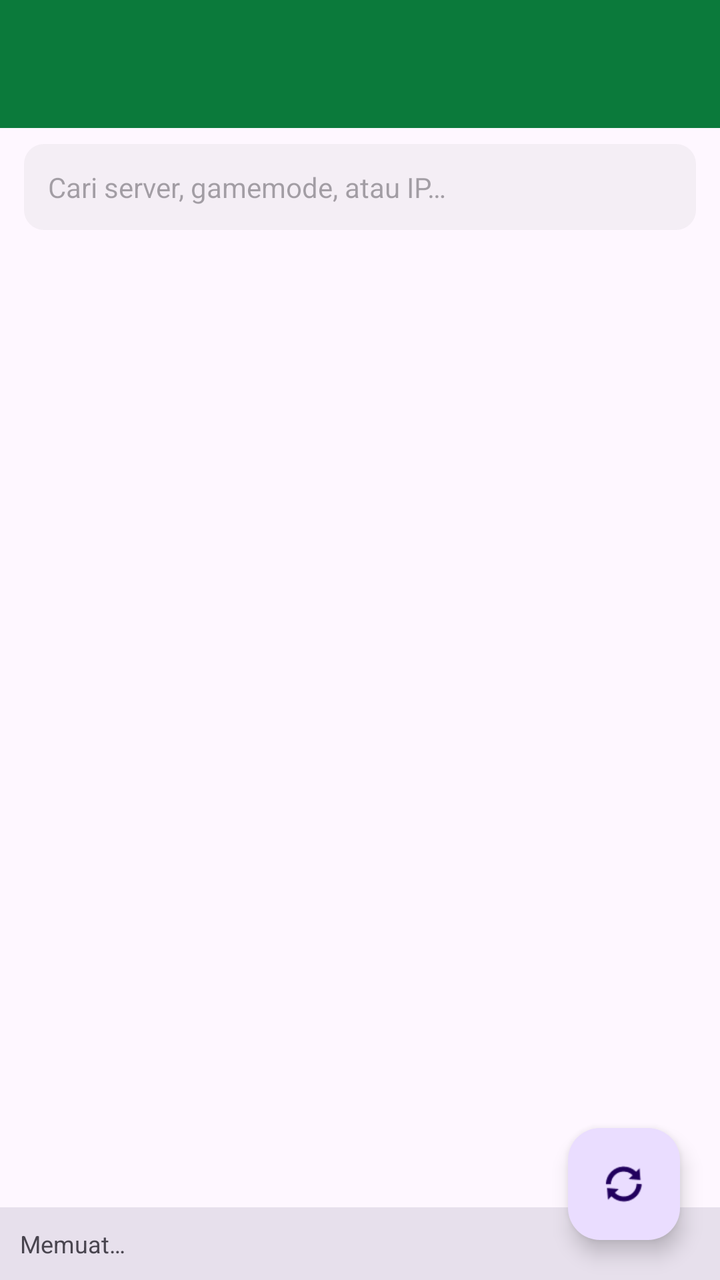
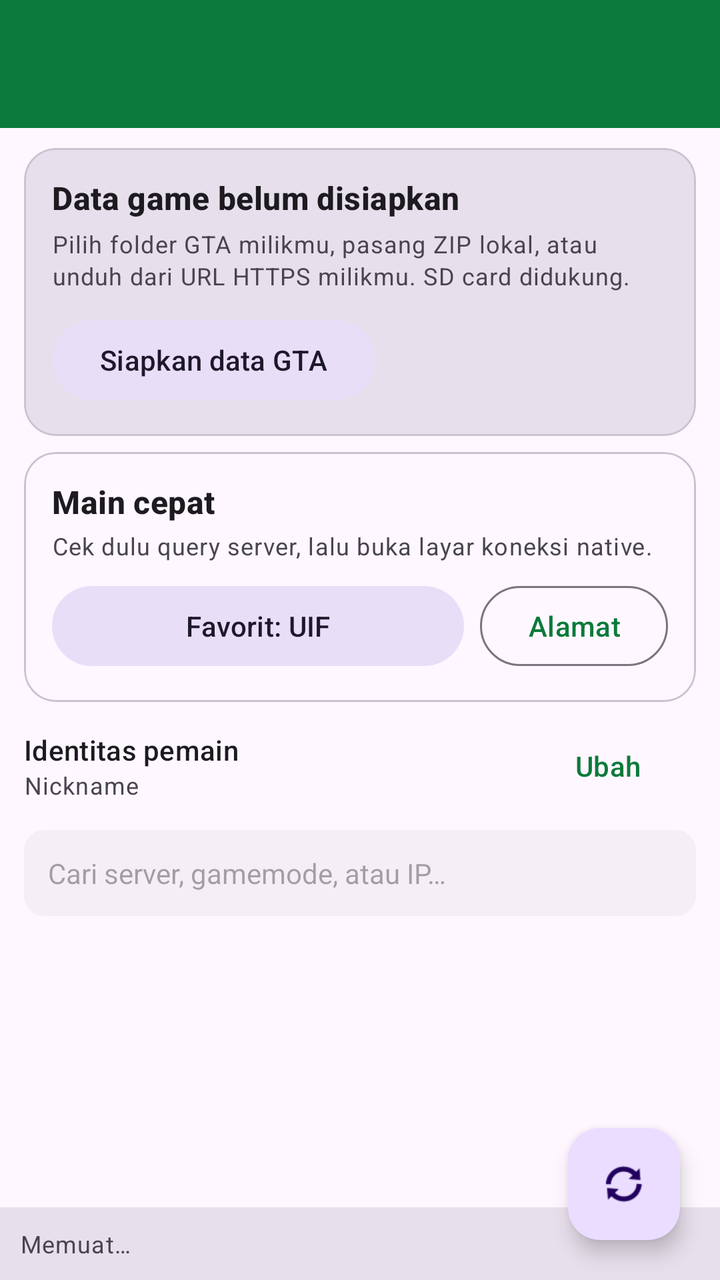

The first picture is an Android layout as it rendered before a commit; the second is the same layout after the commit. The layout source and the unified diff follow.
<!-- AndroidManifest.xml: application theme Theme.SampDroid -->
<!-- res/layout/activity_main.xml -->
<?xml version="1.0" encoding="utf-8"?>
<androidx.coordinatorlayout.widget.CoordinatorLayout xmlns:android="http://schemas.android.com/apk/res/android"
    xmlns:app="http://schemas.android.com/apk/res-auto"
    android:layout_width="match_parent"
    android:layout_height="match_parent">

    <LinearLayout
        android:layout_width="match_parent"
        android:layout_height="match_parent"
        android:orientation="vertical">

        <com.google.android.material.appbar.MaterialToolbar
            android:id="@+id/toolbar"
            android:layout_width="match_parent"
            android:layout_height="?attr/actionBarSize"
            android:background="?attr/colorPrimary"
            app:subtitleTextColor="@android:color/white"
            app:titleTextColor="@android:color/white" />

        <EditText
            android:id="@+id/etSearch"
            android:layout_width="match_parent"
            android:layout_height="wrap_content"
            android:layout_marginHorizontal="12dp"
            android:layout_marginTop="8dp"
            android:background="@drawable/bg_input"
            android:hint="@string/search_hint"
            android:imeOptions="actionSearch"
            android:inputType="text"
            android:maxLines="1"
            android:padding="12dp"
            android:textSize="14sp" />

        <FrameLayout
            android:layout_width="match_parent"
            android:layout_height="0dp"
            android:layout_weight="1">

            <androidx.recyclerview.widget.RecyclerView
                android:id="@+id/recycler"
                android:layout_width="match_parent"
                android:layout_height="match_parent"
                android:clipToPadding="false"
                android:paddingBottom="80dp" />

            <ProgressBar
                android:id="@+id/progress"
                android:layout_width="wrap_content"
                android:layout_height="wrap_content"
                android:layout_gravity="center"
                android:visibility="gone" />
        </FrameLayout>

        <TextView
            android:id="@+id/tvStatus"
            android:layout_width="match_parent"
            android:layout_height="wrap_content"
            android:background="?attr/colorSurfaceVariant"
            android:padding="10dp"
            android:text="@string/loading"
            android:textSize="12sp" />
    </LinearLayout>

    <com.google.android.material.floatingactionbutton.FloatingActionButton
        android:id="@+id/fabRefresh"
        android:layout_width="wrap_content"
        android:layout_height="wrap_content"
        android:layout_gravity="bottom|end"
        android:layout_margin="20dp"
        android:contentDescription="@string/refresh"
        app:srcCompat="@android:drawable/ic_popup_sync" />

</androidx.coordinatorlayout.widget.CoordinatorLayout>
<!-- resources referenced by this layout -->
<resources>
  <!-- drawable bg_input (drawable) -->
  <?xml version="1.0" encoding="utf-8"?>
  <shape xmlns:android="http://schemas.android.com/apk/res/android"
      android:shape="rectangle">
      <solid android:color="#14808080" />
      <corners android:radius="10dp" />
  </shape>
  <string name="loading">Memuat…</string>
  <string name="refresh">Muat ulang</string>
  <string name="search_hint">Cari server, gamemode, atau IP…</string>
  <style name="Theme.SampDroid" parent="Theme.Material3.DayNight.NoActionBar">
          <item name="colorPrimary">@color/brand</item>
          <item name="colorPrimaryDark">@color/brand_dark</item>
          <item name="android:statusBarColor" tools:targetApi="l">@color/brand_dark</item>
      </style>
  <color name="brand">#0B7A3B</color>
  <color name="brand_dark">#075A2B</color>
</resources>

<!-- the commit's change to res/layout/activity_main.xml (unified diff, before → after) -->
@@ -2,7 +2,8 @@
 <androidx.coordinatorlayout.widget.CoordinatorLayout xmlns:android="http://schemas.android.com/apk/res/android"
     xmlns:app="http://schemas.android.com/apk/res-auto"
     android:layout_width="match_parent"
-    android:layout_height="match_parent">
+    android:layout_height="match_parent"
+    android:background="?attr/colorSurface">
 
     <LinearLayout
         android:layout_width="match_parent"
@@ -17,12 +18,160 @@
             app:subtitleTextColor="@android:color/white"
             app:titleTextColor="@android:color/white" />
 
+        <ScrollView
+            android:id="@+id/dashboardScroll"
+            android:layout_width="match_parent"
+            android:layout_height="wrap_content"
+            android:fillViewport="false"
+            android:scrollbars="none">
+
+            <LinearLayout
+                android:layout_width="match_parent"
+                android:layout_height="wrap_content"
+                android:orientation="vertical"
+                android:paddingHorizontal="12dp"
+                android:paddingTop="10dp"
+                android:paddingBottom="4dp">
+
+                <com.google.android.material.card.MaterialCardView
+                    android:layout_width="match_parent"
+                    android:layout_height="wrap_content"
+                    app:cardBackgroundColor="?attr/colorSurfaceVariant"
+                    app:cardCornerRadius="16dp"
+                    app:cardElevation="0dp"
+                    app:strokeColor="?attr/colorOutlineVariant"
+                    app:strokeWidth="1dp">
+
+                    <LinearLayout
+                        android:layout_width="match_parent"
+                        android:layout_height="wrap_content"
+                        android:orientation="vertical"
+                        android:padding="14dp">
+
+                        <TextView
+                            android:id="@+id/tvDataSetupTitle"
+                            android:layout_width="match_parent"
+                            android:layout_height="wrap_content"
+                            android:text="Data game belum disiapkan"
+                            android:textAppearance="?attr/textAppearanceTitleMedium"
+                            android:textStyle="bold" />
+
+                        <TextView
+                            android:id="@+id/tvDataSetupDetail"
+                            android:layout_width="match_parent"
+                            android:layout_height="wrap_content"
+                            android:layout_marginTop="4dp"
+                            android:text="Pilih folder GTA milikmu, pasang ZIP lokal, atau unduh dari URL HTTPS milikmu. SD card didukung."
+                            android:textAppearance="?attr/textAppearanceBodySmall" />
+
+                        <com.google.android.material.button.MaterialButton
+                            android:id="@+id/btnDataSetup"
+                            style="@style/Widget.Material3.Button.TonalButton"
+                            android:layout_width="wrap_content"
+                            android:layout_height="wrap_content"
+                            android:layout_marginTop="10dp"
+                            android:text="Siapkan data GTA" />
+                    </LinearLayout>
+                </com.google.android.material.card.MaterialCardView>
+
+                <com.google.android.material.card.MaterialCardView
+                    android:layout_width="match_parent"
+                    android:layout_height="wrap_content"
+                    android:layout_marginTop="8dp"
+                    app:cardCornerRadius="16dp"
+                    app:cardElevation="0dp"
+                    app:strokeColor="?attr/colorOutlineVariant"
+                    app:strokeWidth="1dp">
+
+                    <LinearLayout
+                        android:layout_width="match_parent"
+                        android:layout_height="wrap_content"
+                        android:orientation="vertical"
+                        android:padding="14dp">
+
+                        <TextView
+                            android:layout_width="match_parent"
+                            android:layout_height="wrap_content"
+                            android:text="Main cepat"
+                            android:textAppearance="?attr/textAppearanceTitleMedium"
+                            android:textStyle="bold" />
+
+                        <TextView
+                            android:layout_width="match_parent"
+                            android:layout_height="wrap_content"
+                            android:layout_marginTop="3dp"
+                            android:text="Cek dulu query server, lalu buka layar koneksi native."
+                            android:textAppearance="?attr/textAppearanceBodySmall" />
+
+                        <LinearLayout
+                            android:layout_width="match_parent"
+                            android:layout_height="wrap_content"
+                            android:layout_marginTop="8dp"
+                            android:gravity="center_vertical"
+                            android:orientation="horizontal">
+
+                            <com.google.android.material.button.MaterialButton
+                                android:id="@+id/btnFavoriteUif"
+                                style="@style/Widget.Material3.Button.TonalButton"
+                                android:layout_width="0dp"
+                                android:layout_height="wrap_content"
+                                android:layout_weight="1"
+                                android:text="Favorit: UIF" />
+
+                            <com.google.android.material.button.MaterialButton
+                                android:id="@+id/btnManualConnect"
+                                style="@style/Widget.Material3.Button.OutlinedButton"
+                                android:layout_width="wrap_content"
+                                android:layout_height="wrap_content"
+                                android:layout_marginStart="8dp"
+                                android:text="Alamat" />
+                        </LinearLayout>
+                    </LinearLayout>
+                </com.google.android.material.card.MaterialCardView>
+
+                <LinearLayout
+                    android:layout_width="match_parent"
+                    android:layout_height="wrap_content"
+                    android:layout_marginTop="8dp"
+                    android:gravity="center_vertical"
+                    android:orientation="horizontal">
+
+                    <LinearLayout
+                        android:layout_width="0dp"
+                        android:layout_height="wrap_content"
+                        android:layout_weight="1"
+                        android:orientation="vertical">
+
+                        <TextView
+                            android:layout_width="match_parent"
+                            android:layout_height="wrap_content"
+                            android:text="Identitas pemain"
+                            android:textAppearance="?attr/textAppearanceLabelLarge" />
+
+                        <TextView
+                            android:id="@+id/tvProfileDetail"
+                            android:layout_width="match_parent"
+                            android:layout_height="wrap_content"
+                            android:text="Nickname"
+                            android:textAppearance="?attr/textAppearanceBodySmall" />
+                    </LinearLayout>
+
+                    <com.google.android.material.button.MaterialButton
+                        android:id="@+id/btnEditProfile"
+                        style="@style/Widget.Material3.Button.TextButton"
+                        android:layout_width="wrap_content"
+                        android:layout_height="wrap_content"
+                        android:text="Ubah" />
+                </LinearLayout>
+            </LinearLayout>
+        </ScrollView>
+
         <EditText
             android:id="@+id/etSearch"
             android:layout_width="match_parent"
             android:layout_height="wrap_content"
             android:layout_marginHorizontal="12dp"
-            android:layout_marginTop="8dp"
+            android:layout_marginTop="4dp"
             android:background="@drawable/bg_input"
             android:hint="@string/search_hint"
             android:imeOptions="actionSearch"
@@ -41,6 +190,7 @@
                 android:layout_width="match_parent"
                 android:layout_height="match_parent"
                 android:clipToPadding="false"
+                android:paddingTop="4dp"
                 android:paddingBottom="80dp" />
 
             <ProgressBar
@@ -58,7 +208,7 @@
             android:background="?attr/colorSurfaceVariant"
             android:padding="10dp"
             android:text="@string/loading"
-            android:textSize="12sp" />
+            android:textAppearance="?attr/textAppearanceBodySmall" />
     </LinearLayout>
 
     <com.google.android.material.floatingactionbutton.FloatingActionButton
